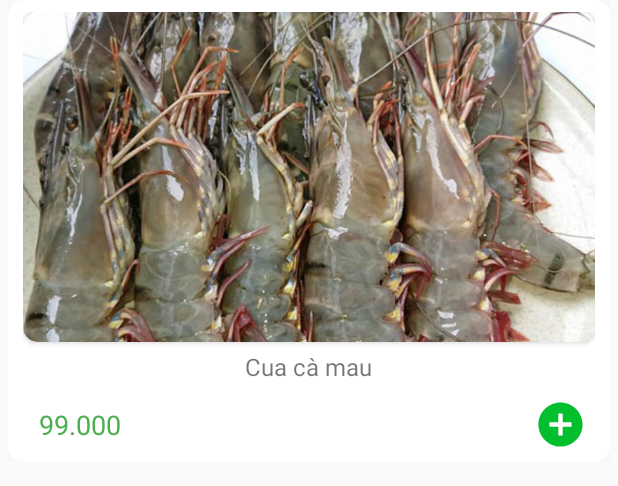
After one commit to vanthongxtt/SeaMarketApp, an Android app: the layout custom_home_suggestions.xml on its own in the app's theme, with its tools: preview values and no code run, on a phone screen of 412 x 824 dp. The commit adds this screen. Shown: the top 486 px of the screen. Run offline under Robolectric (Android 15) with nearby library versions, the phone set to English and light mode, and no system bars.

Commit message:
custom recycoview 2 colum

```diff
--- /dev/null
+++ b/app/src/main/res/layout/custom_home_suggestions.xml
@@ -0,0 +1,88 @@
+<?xml version="1.0" encoding="utf-8"?>
+<LinearLayout xmlns:android="http://schemas.android.com/apk/res/android"
+    android:layout_width="match_parent"
+    android:layout_height="wrap_content"
+    xmlns:app="http://schemas.android.com/apk/res-auto"
+    xmlns:card_view="http://schemas.android.com/tools"
+    android:layout_marginBottom="10dp"
+    android:layout_marginRight="5dp"
+    android:layout_marginLeft="5dp"
+    android:background="#f7f7f7"
+    android:orientation="vertical">
+    <androidx.cardview.widget.CardView
+        android:layout_width="match_parent"
+        android:layout_height="wrap_content"
+        app:cardCornerRadius="10dp"
+        card_view:cardBackgroundColor="#FFFFFF"
+        app:cardElevation="0dp"
+        >
+        <LinearLayout
+            android:layout_width="match_parent"
+            android:layout_height="wrap_content"
+            android:layout_gravity="center"
+            android:layout_marginTop="5dp"
+            android:layout_marginLeft="10dp"
+            android:layout_marginRight="10dp"
+            android:orientation="vertical">
+
+            <androidx.cardview.widget.CardView
+                android:layout_width="wrap_content"
+                android:layout_height="220dp"
+                android:layout_gravity="center"
+                app:cardCornerRadius="10dp">
+
+                <ImageView
+                    android:id="@+id/home_suggestion_img"
+                    android:layout_width="wrap_content"
+                    android:layout_height="match_parent"
+                    android:scaleType="centerCrop"
+                    android:src="@drawable/home_img_combo_hot_tom" />
+            </androidx.cardview.widget.CardView>
+
+
+
+            <TextView
+                android:id="@+id/home_suggestion_tv_ten"
+                android:layout_gravity="center"
+                android:layout_width="wrap_content"
+                android:layout_height="wrap_content"
+                android:textSize="16sp"
+                android:layout_marginTop="5dp"
+                android:text="Cua cà mau">
+            </TextView>
+
+            <RelativeLayout
+                android:layout_width="match_parent"
+                android:layout_height="wrap_content"
+                android:layout_marginLeft="5dp"
+                android:layout_marginBottom="10dp"
+                android:layout_marginRight="5dp"
+                android:layout_marginTop="10dp">
+
+                <TextView
+                    android:id="@+id/home_suggestion_tv_gia"
+                    android:layout_width="wrap_content"
+                    android:layout_height="wrap_content"
+                    android:paddingLeft="5dp"
+                    android:layout_centerVertical="true"
+                    android:text="99.000"
+                    android:textColor="#4CAF50"
+                    android:textSize="18sp"></TextView>
+
+                <ImageView
+                    android:layout_alignParentRight="true"
+                    android:layout_width="35dp"
+                    android:layout_height="35dp"
+                    android:layout_gravity="right"
+                    android:src="@drawable/ic_baseline_add_circle_24" />
+
+            </RelativeLayout>
+
+
+        </LinearLayout>
+
+    </androidx.cardview.widget.CardView>
+
+
+
+</LinearLayout>
```
Also changed, not shown: app/src/main/java/com/sefvi/seamarket/Adapter/HomeSuggestionAdapter.java (added, +75 -0 lines), app/src/main/java/com/sefvi/seamarket/View/Fragment/HomeFragment.java (+49 -2 lines), app/src/main/res/layout/fragment_home.xml (+16 -0 lines).
